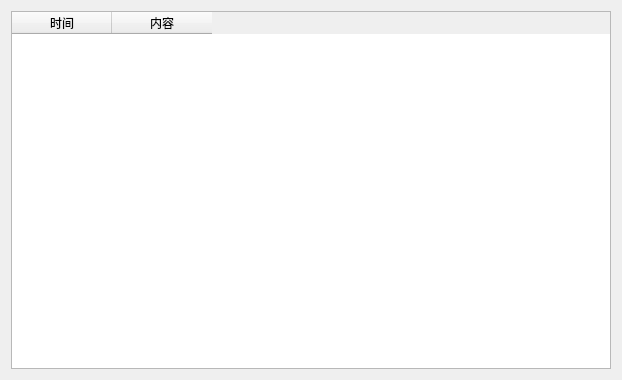
This is ctpnow/ui/logform.ui in xclxxl414/bftrader as Qt 5 draws it before an edit. The edited form follows.
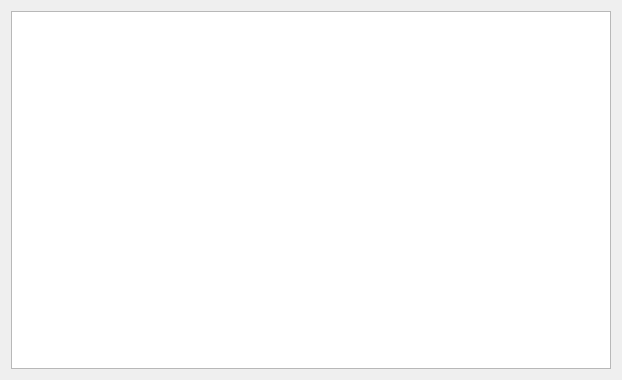
This is the edited form.

```diff
--- a/ctpnow/ui/logform.ui
+++ b/ctpnow/ui/logform.ui
@@ -15,18 +15,7 @@
   </property>
   <layout class="QHBoxLayout" name="horizontalLayout">
    <item>
-    <widget class="QTableWidget" name="tableWidget">
-     <column>
-      <property name="text">
-       <string>时间</string>
-      </property>
-     </column>
-     <column>
-      <property name="text">
-       <string>内容</string>
-      </property>
-     </column>
-    </widget>
+    <widget class="QTableWidget" name="tableWidget"/>
    </item>
   </layout>
  </widget>
```
